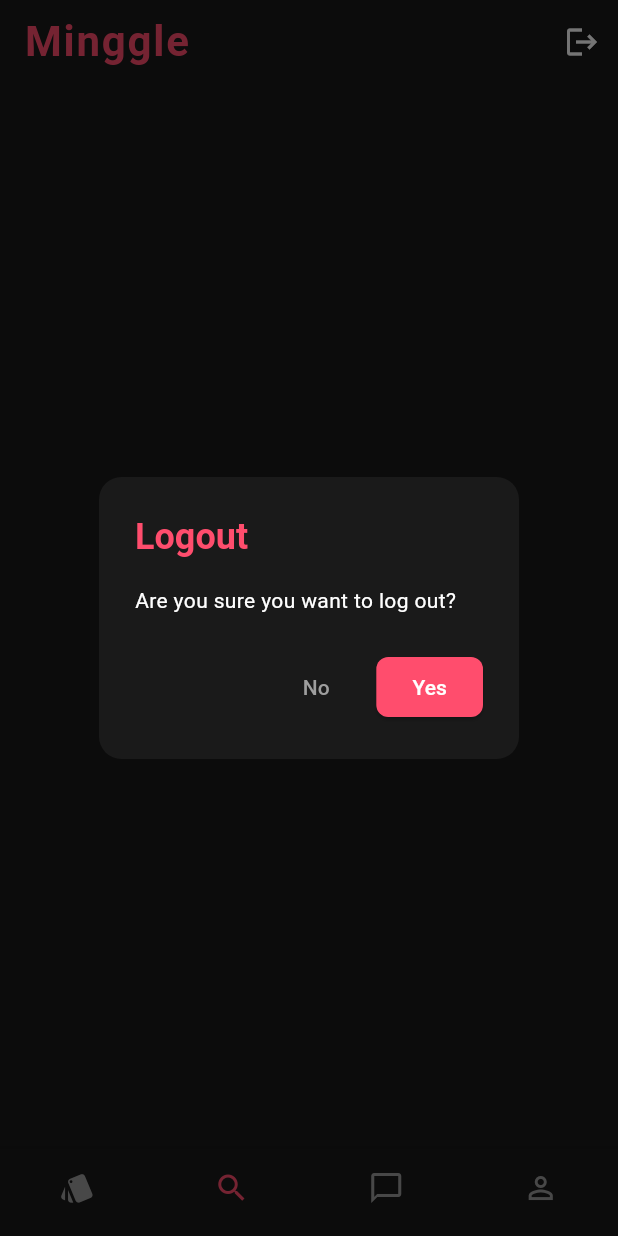
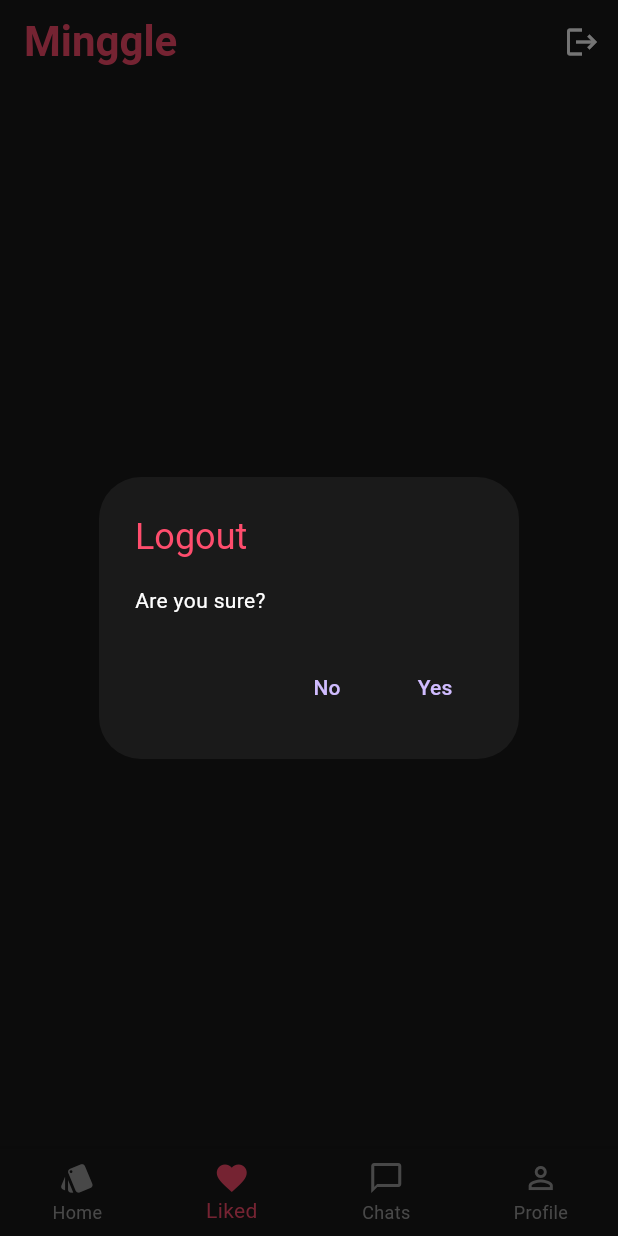
Before and after one commit to SLAash-Maxx/Project-Minggle, a Flutter app: the screen it shows once a user with an empty profile is signed in, item 2 of the bottom bar chosen, after a tap on the "logout" icon, on a phone screen of 412 x 824 dp. Run offline on Flutter 3.47's test engine with Material 3 defaults, Android fonts, the phone set to English and light mode, and no system bars; our stand-ins replace cloud_firestore, firebase_auth, firebase_core, firebase_storage, image_picker, video_player; accounts and stored records are empty; Roboto replaces fonts that are missing (Poppins).

Commit message:
update 5.0.3

```diff
--- a/lib/authentication/get_started_screen.dart
+++ b/lib/authentication/get_started_screen.dart
@@ -1,6 +1,6 @@
 import 'package:flutter/material.dart';
 import 'package:video_player/video_player.dart';
-import 'name_screen.dart'; // Import the NameScreen file
+import 'login_selection_screen.dart';
 
 class GetStartedScreen extends StatefulWidget {
   const GetStartedScreen({super.key});
@@ -40,7 +40,6 @@ class _GetStartedScreenState extends State<GetStartedScreen> {
                 : Container(color: Colors.black),
           ),
           Container(color: Colors.black.withOpacity(0.4)),
-
           Center(
             child: Column(
               mainAxisAlignment: MainAxisAlignment.center,
@@ -68,11 +67,10 @@ class _GetStartedScreenState extends State<GetStartedScreen> {
                     ),
                   ),
                   onPressed: () {
-                    // Navigate to the NameScreen when button is pressed
                     Navigator.push(
                       context,
                       MaterialPageRoute(
-                        builder: (context) => const NameScreen(),
+                        builder: (context) => const LoginSelectionScreen(),
                       ),
                     );
                   },
--- a/lib/authentication/home_screen.dart
+++ b/lib/authentication/home_screen.dart
@@ -31,100 +31,155 @@ class _HomeScreenState extends State<HomeScreen> {
     CollectionReference users = FirebaseFirestore.instance.collection('users');
     List<Map<String, dynamic>> dummyUsers = [
       {
-        'uid': 'clone1',
+        'uid': 'clone_b1',
+        'name': 'Kasun',
+        'age': 25,
+        'gender': 'male',
+        'profilePic':
+            'https://images.unsplash.com/photo-1500648767791-00dcc994a43e?q=80&w=1000',
+        'profileCompleted': true,
+      },
+      {
+        'uid': 'clone_b2',
+        'name': 'Nuwan',
+        'age': 23,
+        'gender': 'male',
+        'profilePic':
+            'https://images.unsplash.com/photo-1506794778202-cad84cf45f1d?q=80&w=1000',
+        'profileCompleted': true,
+      },
+      {
+        'uid': 'clone_b3',
+        'name': 'Sahan',
+        'age': 24,
+        'gender': 'male',
+        'profilePic':
+            'https://images.unsplash.com/photo-1507003211169-0a1dd7228f2d?q=80&w=1000',
+        'profileCompleted': true,
+      },
+      {
+        'uid': 'clone_g1',
         'name': 'Dilini',
         'age': 22,
+        'gender': 'female',
         'profilePic':
             'https://images.unsplash.com/photo-1494790108377-be9c29b29330?q=80&w=1000',
         'profileCompleted': true,
       },
       {
-        'uid': 'clone2',
-        'name': 'Kasun',
-        'age': 25,
-        'profilePic':
-            'https://images.unsplash.com/photo-1500648767791-00dcc994a43e?q=80&w=1000',
-        'profileCompleted': true,
-      },
-      {
-        'uid': 'clone3',
+        'uid': 'clone_g2',
         'name': 'Pooja',
         'age': 21,
+        'gender': 'female',
         'profilePic':
             'https://images.unsplash.com/photo-1524504388940-b1c1722653e1?q=80&w=1000',
         'profileCompleted': true,
       },
+      {
+        'uid': 'clone_g3',
+        'name': 'Ishani',
+        'age': 24,
+        'gender': 'female',
+        'profilePic':
+            'https://images.unsplash.com/photo-1517841905240-472988babdf9?q=80&w=1000',
+        'profileCompleted': true,
+      },
+      {
+        'uid': 'clone_g4',
+        'name': 'Kavindi',
+        'age': 20,
+        'gender': 'female',
+        'profilePic':
+            'https://images.unsplash.com/photo-1531123897727-8f129e16fd06?q=80&w=1000',
+        'profileCompleted': true,
+      },
     ];
-
     for (var userData in dummyUsers) {
       await users.doc(userData['uid']).set(userData, SetOptions(merge: true));
     }
   }
 
-  void _showLogoutDialog() {
-    showDialog(
-      context: context,
-      builder: (BuildContext context) {
-        return AlertDialog(
-          backgroundColor: const Color(0xFF1A1A1A),
-          shape: RoundedRectangleBorder(
-            borderRadius: BorderRadius.circular(15),
-          ),
-          title: const Text(
-            "Logout",
-            style: TextStyle(
-              color: Color(0xFFFF4D6D),
-              fontWeight: FontWeight.bold,
-            ),
-          ),
-          content: const Text(
-            "Are you sure you want to log out?",
-            style: TextStyle(color: Colors.white),
-          ),
-          actions: [
-            TextButton(
-              onPressed: () => Navigator.pop(context),
-              child: const Text("No", style: TextStyle(color: Colors.grey)),
-            ),
-            ElevatedButton(
-              style: ElevatedButton.styleFrom(
-                backgroundColor: const Color(0xFFFF4D6D),
-                shape: RoundedRectangleBorder(
-                  borderRadius: BorderRadius.circular(8),
-                ),
-              ),
-              onPressed: () async {
-                Navigator.pop(context);
-                await FirebaseAuth.instance.signOut();
-              },
-              child: const Text("Yes", style: TextStyle(color: Colors.white)),
-            ),
-          ],
-        );
-      },
-    );
-  }
-
   Future<void> _handleLike(String likedUserUid) async {
     if (currentUserId == "unknown") return;
-
     await FirebaseFirestore.instance
         .collection('users')
         .doc(currentUserId)
         .collection('liked_users')
         .doc(likedUserUid)
         .set({'likedAt': FieldValue.serverTimestamp()});
-
+    var matchCheck = await FirebaseFirestore.instance
+        .collection('users')
+        .doc(likedUserUid)
+        .collection('liked_users')
+        .doc(currentUserId)
+        .get();
+    if (matchCheck.exists) _showMatchDialog();
     _pageController.nextPage(
       duration: const Duration(milliseconds: 400),
       curve: Curves.easeInOut,
     );
   }
 
-  void _handleDislike() {
-    _pageController.nextPage(
-      duration: const Duration(milliseconds: 400),
-      curve: Curves.easeInOut,
+  Future<void> _handleUnlike(String likedUserUid) async {
+    await FirebaseFirestore.instance
+        .collection('users')
+        .doc(currentUserId)
+        .collection('liked_users')
+        .doc(likedUserUid)
+        .delete();
+    ScaffoldMessenger.of(
+      context,
+    ).showSnackBar(const SnackBar(content: Text("Removed from likes")));
+  }
+
+  void _showLogoutDialog() {
+    showDialog(
+      context: context,
+      builder: (context) => AlertDialog(
+        backgroundColor: const Color(0xFF1A1A1A),
+        title: const Text("Logout", style: TextStyle(color: Color(0xFFFF4D6D))),
+        content: const Text(
+          "Are you sure?",
+          style: TextStyle(color: Colors.white),
+        ),
+        actions: [
+          TextButton(
+            onPressed: () => Navigator.pop(context),
+            child: const Text("No"),
+          ),
+          TextButton(
+            onPressed: () async {
+              Navigator.pop(context);
+              await FirebaseAuth.instance.signOut();
+            },
+            child: const Text("Yes"),
+          ),
+        ],
+      ),
+    );
+  }
+
+  void _showMatchDialog() {
+    showDialog(
+      context: context,
+      builder: (context) => AlertDialog(
+        backgroundColor: const Color(0xFF1A1A1A),
+        content: Column(
+          mainAxisSize: MainAxisSize.min,
+          children: [
+            const Text("❤️", style: TextStyle(fontSize: 50)),
+            const Text(
+              "It's a Match!",
+              style: TextStyle(color: Colors.white, fontSize: 22),
+            ),
+            const SizedBox(height: 20),
+            ElevatedButton(
+              onPressed: () => Navigator.pop(context),
+              child: const Text("Continue"),
+            ),
+          ],
+        ),
+      ),
     );
   }
 
@@ -141,7 +196,6 @@ class _HomeScreenState extends State<HomeScreen> {
             color: Color(0xFFFF4D6D),
             fontSize: 28,
             fontWeight: FontWeight.bold,
-            letterSpacing: 1.2,
           ),
         ),
         actions: [
@@ -165,11 +219,9 @@ class _HomeScreenState extends State<HomeScreen> {
         selectedItemColor: const Color(0xFFFF4D6D),
         unselectedItemColor: Colors.grey,
         type: BottomNavigationBarType.fixed,
-        showSelectedLabels: false,
-        showUnselectedLabels: false,
         items: const [
           BottomNavigationBarItem(icon: Icon(Icons.style), label: "Home"),
-          BottomNavigationBarItem(icon: Icon(Icons.search), label: "Explore"),
+          BottomNavigationBarItem(icon: Icon(Icons.favorite), label: "Liked"),
           BottomNavigationBarItem(
             icon: Icon(Icons.chat_bubble_outline),
             label: "Chats",
@@ -184,35 +236,79 @@ class _HomeScreenState extends State<HomeScreen> {
   }
 
   Widget _buildDiscoverPage() {
-    return StreamBuilder(
-      stream: FirebaseFirestore.instance.collection('users').snapshots(),
-      builder: (context, snapshot) {
-        if (snapshot.connectionState == ConnectionState.waiting) {
-          return const Center(
-            child: CircularProgressIndicator(color: Color(0xFFFF4D6D)),
-          );
+    return FutureBuilder<DocumentSnapshot>(
+      future: FirebaseFirestore.instance
+          .collection('users')
+          .doc(currentUserId)
+          .get(),
+      builder: (context, userSnapshot) {
+        String interest = "both";
+        if (userSnapshot.hasData && userSnapshot.data!.exists) {
+          var userData = userSnapshot.data!.data() as Map<String, dynamic>;
+          interest = userData['interest'] ?? "both";
         }
 
-        if (!snapshot.hasData || snapshot.data!.docs.isEmpty) {
+        return StreamBuilder<QuerySnapshot>(
+          stream: FirebaseFirestore.instance
+              .collection('users')
+              .doc(currentUserId)
+              .collection('liked_users')
+              .snapshots(),
+          builder: (context, likedSnapshot) {
+            if (!likedSnapshot.hasData)
+              return const Center(child: CircularProgressIndicator());
+
+            // Collect IDs of already liked users
+            List<String> alreadyLikedUids = likedSnapshot.data!.docs
+                .map((doc) => doc.id)
+                .toList();
+
+            return StreamBuilder<QuerySnapshot>(
+              stream: FirebaseFirestore.instance
+                  .collection('users')
+                  .snapshots(),
+              builder: (context, snapshot) {
+                if (snapshot.connectionState == ConnectionState.waiting)
+                  return const Center(child: CircularProgressIndicator());
+                if (!snapshot.hasData || snapshot.data!.docs.isEmpty)
                   return const Center(
                     child: Text(
                       "No users found",
                       style: TextStyle(color: Colors.white),
                     ),
                   );
-        }
 
-        var users = snapshot.data!.docs
-            .where((doc) => doc.id != currentUserId)
-            .toList();
+                var users = snapshot.data!.docs.where((doc) {
+                  var data = doc.data() as Map<String, dynamic>;
+                  bool isNotMe = doc.id != currentUserId;
+                  bool isNotLiked = !alreadyLikedUids.contains(
+                    doc.id,
+                  ); // Filter out already liked users
+                  bool matchesInterest =
+                      interest == "both" ||
+                      (interest == "girls" && data['gender'] == "female") ||
+                      (interest == "boys" && data['gender'] == "male");
+                  return isNotMe && isNotLiked && matchesInterest;
+                }).toList();
+
+                if (users.isEmpty)
+                  return const Center(
+                    child: Text(
+                      "No more new people!",
+                      style: TextStyle(color: Colors.white70),
+                    ),
+                  );
 
                 return PageView.builder(
                   controller: _pageController,
                   scrollDirection: Axis.vertical,
                   itemCount: users.length,
-          itemBuilder: (context, index) {
-            var userData = users[index].data();
-            return _buildUserCard(userData);
+                  itemBuilder: (context, index) => _buildUserCard(
+                    users[index].data() as Map<String, dynamic>,
+                  ),
+                );
+              },
+            );
           },
         );
       },
@@ -230,14 +326,13 @@ class _HomeScreenState extends State<HomeScreen> {
         if (!snapshot.hasData)
           return const Center(child: CircularProgressIndicator());
         var likedDocs = snapshot.data!.docs;
-        if (likedDocs.isEmpty) {
+        if (likedDocs.isEmpty)
           return const Center(
             child: Text(
               "No likes yet!",
               style: TextStyle(color: Colors.white70),
             ),
           );
-        }
 
         return GridView.builder(
           padding: const EdgeInsets.all(15),
@@ -259,7 +354,9 @@ class _HomeScreenState extends State<HomeScreen> {
                 if (!userSnapshot.hasData)
                   return Container(color: Colors.grey[900]);
                 var data = userSnapshot.data!.data() as Map<String, dynamic>;
-                return Container(
+                return GestureDetector(
+                  onLongPress: () => _handleUnlike(likedUid),
+                  child: Container(
                     decoration: BoxDecoration(
                       borderRadius: BorderRadius.circular(15),
                       image: DecorationImage(
@@ -289,6 +386,7 @@ class _HomeScreenState extends State<HomeScreen> {
                         ),
                       ),
                     ),
+                  ),
                 );
               },
             );
@@ -299,7 +397,6 @@ class _HomeScreenState extends State<HomeScreen> {
   }
 
   Widget _buildUserCard(Map<String, dynamic> userData) {
-    String userUid = userData['uid'] ?? "";
     return Padding(
       padding: const EdgeInsets.all(20.0),
       child: Column(
@@ -309,9 +406,7 @@ class _HomeScreenState extends State<HomeScreen> {
               decoration: BoxDecoration(
                 borderRadius: BorderRadius.circular(25),
                 image: DecorationImage(
-                  image: NetworkImage(
-                    userData['profilePic'] ?? "https://via.placeholder.com/400",
-                  ),
+                  image: NetworkImage(userData['profilePic'] ?? ""),
                   fit: BoxFit.cover,
                 ),
               ),
@@ -344,22 +439,9 @@ class _HomeScreenState extends State<HomeScreen> {
                             fontWeight: FontWeight.bold,
                           ),
                         ),
-                        const Row(
-                          children: [
-                            Icon(
-                              Icons.location_on,
-                              color: Color(0xFFFF4D6D),
-                              size: 18,
-                            ),
-                            SizedBox(width: 5),
-                            Text(
+                        const Text(
                           "Sri Lanka",
-                              style: TextStyle(
-                                color: Colors.white70,
-                                fontSize: 16,
-                              ),
-                            ),
-                          ],
+                          style: TextStyle(color: Colors.white70, fontSize: 16),
                         ),
                       ],
                     ),
@@ -372,36 +454,25 @@ class _HomeScreenState extends State<HomeScreen> {
           Row(
             mainAxisAlignment: MainAxisAlignment.spaceEvenly,
             children: [
-              GestureDetector(
-                onTap: _handleDislike,
-                child: _buildActionButton(Icons.close, Colors.amber, 60),
-              ),
-              GestureDetector(
-                onTap: () => _handleLike(userUid),
-                child: _buildActionButton(
-                  Icons.favorite,
-                  const Color(0xFFFF4D6D),
-                  80,
+              IconButton(
+                icon: const Icon(Icons.close, color: Colors.amber, size: 40),
+                onPressed: () => _pageController.nextPage(
+                  duration: const Duration(milliseconds: 400),
+                  curve: Curves.easeInOut,
                 ),
               ),
-              _buildActionButton(Icons.star, Colors.blue, 60),
+              IconButton(
+                icon: const Icon(
+                  Icons.favorite,
+                  color: Color(0xFFFF4D6D),
+                  size: 50,
+                ),
+                onPressed: () => _handleLike(userData['uid']),
+              ),
             ],
           ),
-          const SizedBox(height: 10),
         ],
       ),
     );
   }
-
-  Widget _buildActionButton(IconData icon, Color color, double size) {
-    return Container(
-      height: size,
-      width: size,
-      decoration: BoxDecoration(
-        color: const Color(0xFF333333),
-        shape: BoxShape.circle,
-      ),
-      child: Icon(icon, color: color, size: size * 0.5),
-    );
 }
-}
```
Also changed, not shown: lib/authentication/gender_screen.dart (+5 -7 lines), lib/authentication/hobbies_screen.dart (+16 -8 lines), lib/authentication/interest_screen.dart (+8 -7 lines), lib/authentication/login_selection_screen.dart (added, +95 -0 lines), lib/authentication/otp_screen.dart (+51 -102 lines), lib/authentication/profile_picture_screen.dart (+31 -15 lines), lib/authentication/region_screen.dart (+11 -15 lines). Lines whose indentation alone changed are shown as unchanged.
